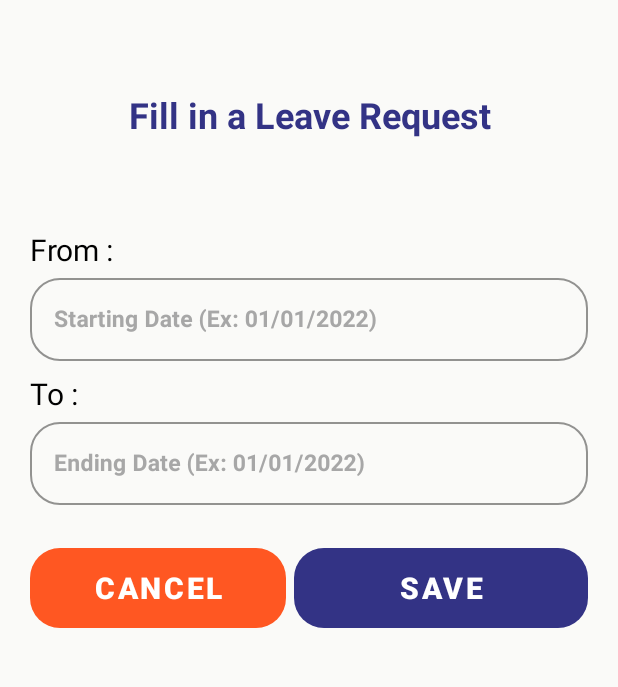
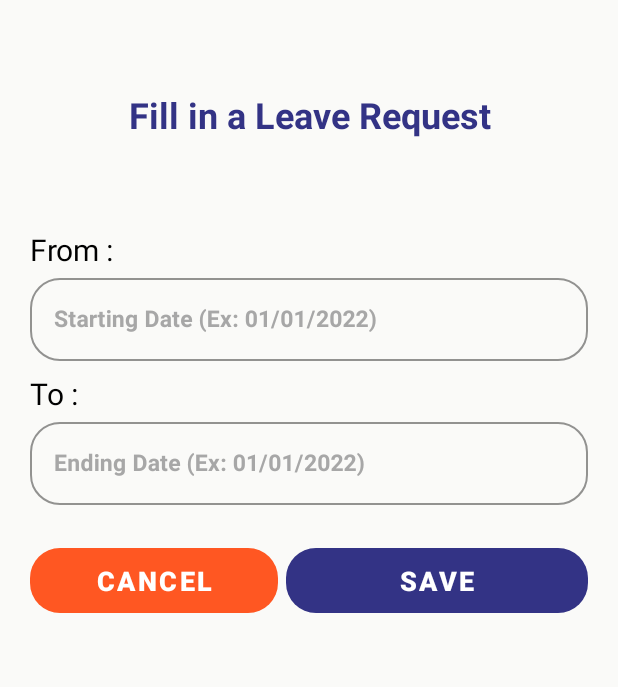
Before and after one commit to B-Nouredine/GestionConges, an Android app: the LeaveReqFragment screen opened through its navigation route, on a phone screen of 412 x 824 dp, the part 84-771 px from its top. Run offline under Robolectric (Android 15) with nearby library versions, the phone set to English and light mode, and no system bars; our stand-ins replace Firebase (no records; nobody signed in at launch, a user with empty details on screens opened directly), Picasso, navigation-ui; pictures from the network do not load.

```diff
--- a/app/src/main/java/com/ensaf/nour/gestion_conges/admin/AttachmentsActivity.java
+++ b/app/src/main/java/com/ensaf/nour/gestion_conges/admin/AttachmentsActivity.java
@@ -11,6 +11,6 @@ public class AttachmentsActivity extends AppCompatActivity {
     @Override
     protected void onCreate(Bundle savedInstanceState) {
         super.onCreate(savedInstanceState);
-
+//        setContentView(R.layout.activity_employees);
     }
 }
--- a/app/src/main/res/layout/employees_adapter_layout.xml
+++ b/app/src/main/res/layout/employees_adapter_layout.xml
@@ -51,6 +51,7 @@
         </RelativeLayout>
 
         <LinearLayout
+            android:id="@+id/ea_emp_details"
             android:layout_width="match_parent"
             android:layout_height="wrap_content"
             android:background="@color/greenStrong"
--- a/app/src/main/res/layout/fragment_leave_req.xml
+++ b/app/src/main/res/layout/fragment_leave_req.xml
@@ -101,11 +101,11 @@ android:background="@color/bgLite">
                 android:id="@+id/cancel_leave_req_btn"
                 android:layout_weight="1"
                 android:layout_width="wrap_content"
-                android:layout_height="match_parent"
+                android:layout_height="55dp"
                 android:text="@string/cancel"
                 android:textAlignment="center"
                 android:textColor="#FFFFFF"
-                android:textSize="20sp"
+                android:textSize="18sp"
                 android:textStyle="bold"
                 app:backgroundTint="#FF5722"
                 android:layout_marginEnd="5dp"
@@ -114,12 +114,12 @@ android:background="@color/bgLite">
             <Button
                 android:id="@+id/save_leave_req_btn"
                 android:layout_width="wrap_content"
-                android:layout_height="match_parent"
+                android:layout_height="55dp"
                 android:layout_weight="2"
                 android:text="@string/save"
                 android:textAlignment="center"
                 android:textColor="#FFFFFF"
-                android:textSize="20sp"
+                android:textSize="18sp"
                 android:textStyle="bold"
                 app:backgroundTint="#333385"
                 app:cornerRadius="20dp" />
```
Also changed, not shown: app/src/main/res/values/strings.xml (+3 -5 lines), 1 other file.
